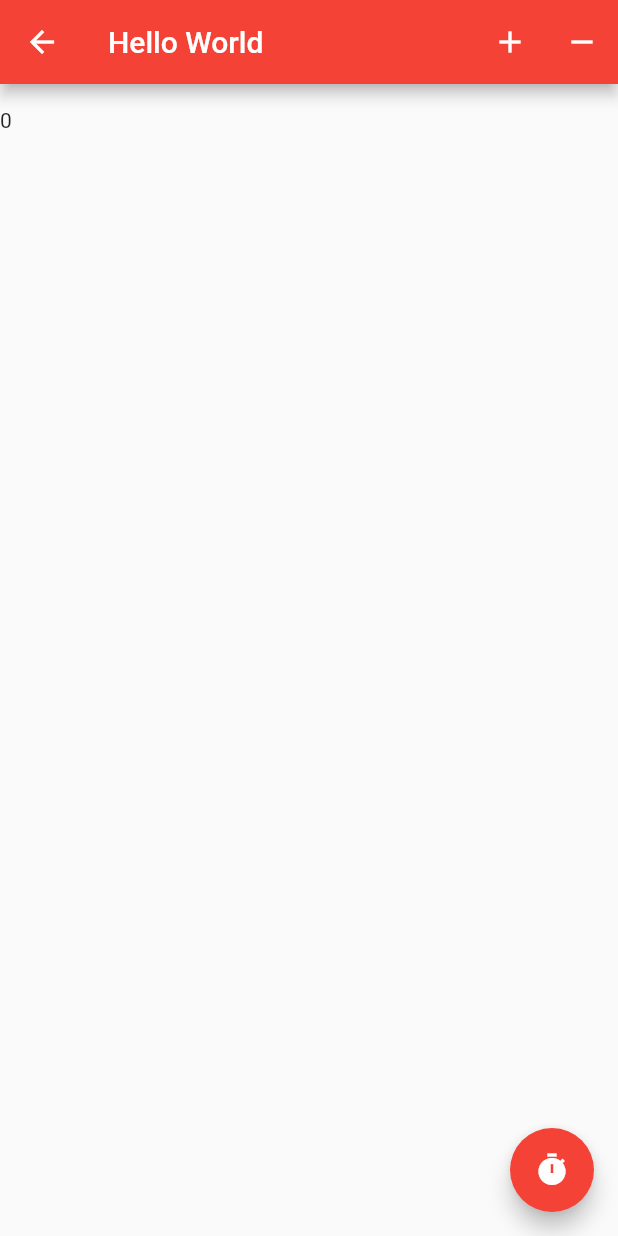
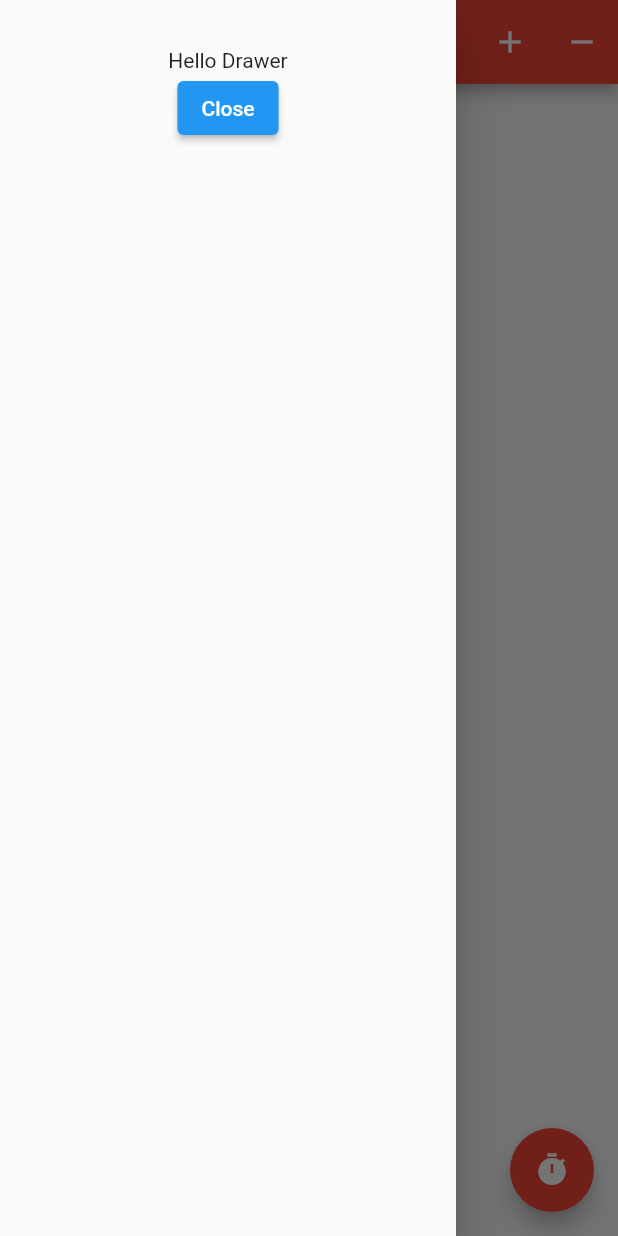
Before and after one commit to mhrjnamar/udemy_flutter_beginner, a Flutter app: the AppBarPractice screen opened directly, with the side drawer open (before the commit the screen has no drawer), on a phone screen of 412 x 824 dp. Run offline on Flutter 3.47's test engine with Material 2 defaults, Android fonts, the phone set to English and light mode, and no system bars.

Commit message:
Drawer practice

```diff
--- a/lib/section_4_scaffold/chapters/AppBarPractice.dart
+++ b/lib/section_4_scaffold/chapters/AppBarPractice.dart
@@ -28,6 +28,17 @@ class _AppBarPracticeState extends State<AppBarPractice> {
             new IconButton(onPressed: _remove, icon: new Icon(Icons.remove)),
         ],
       ),
+      drawer: Drawer(
+        child: Container(
+          padding: new EdgeInsets.all(32),
+          child: Column(
+            children: [
+              new Text("Hello Drawer"),
+              new ElevatedButton(onPressed: () => Navigator.pop(context), child: Text("Close"))
+            ],
+          ),
+        ),
+      ),
       floatingActionButton: FloatingActionButton(
         onPressed: _onClicked,
         backgroundColor: Colors.red,
```
